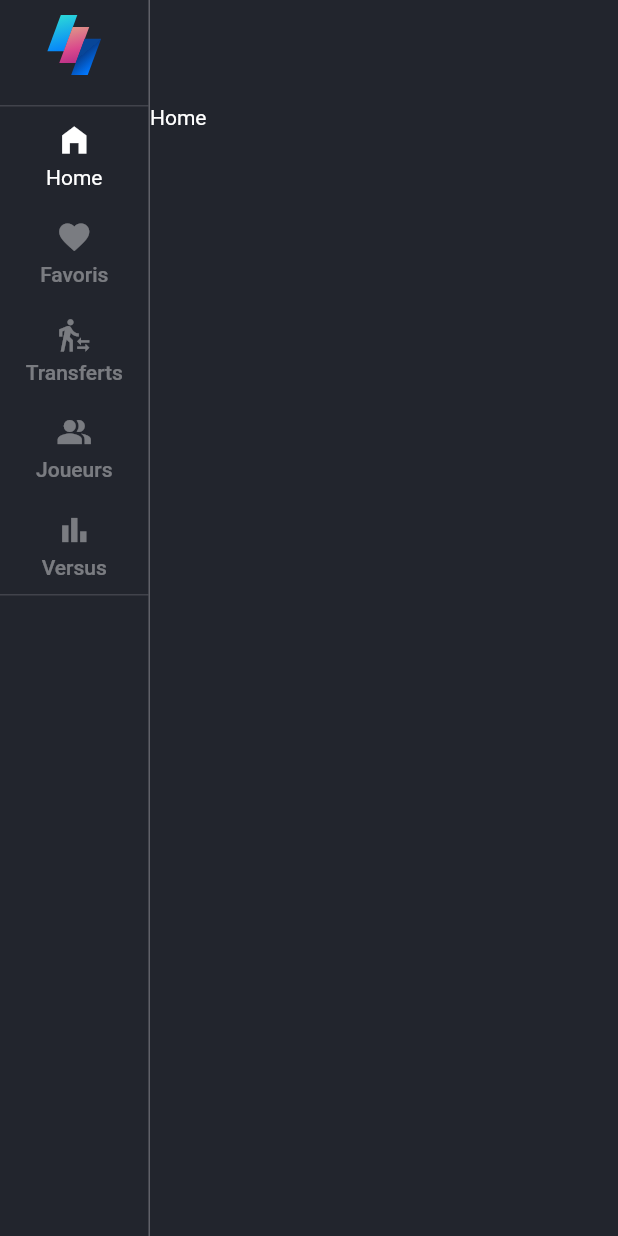
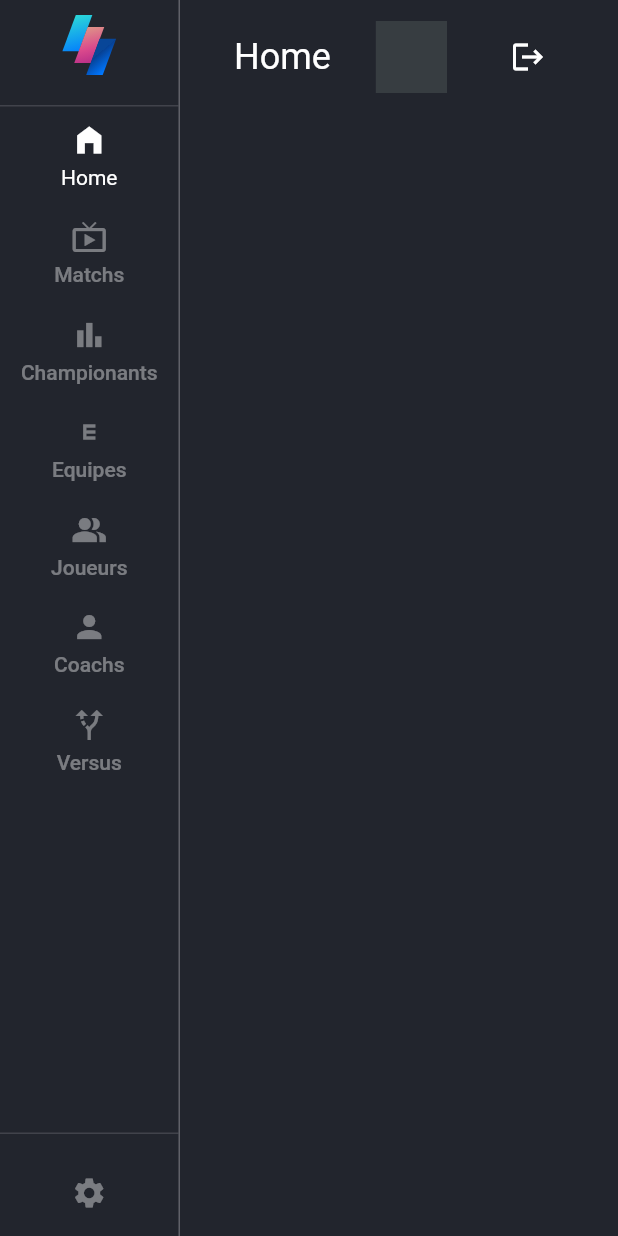
Before and after one commit to NaimCode/Pro-Foot, a Flutter app: the screen it shows after launch, on a phone screen of 412 x 824 dp. Run offline on Flutter 3.47's test engine with Material 2 defaults, Android fonts, the phone set to English and light mode, and no system bars; our stand-ins replace flutter_svg, get.

Commit message:
Menu bar

```diff
--- a/lib/Data/list.dart
+++ b/lib/Data/list.dart
@@ -2,12 +2,10 @@ import 'package:flutter/material.dart';
 
 List<Map> listMenu = [
   {"titre": "Home", "icon": Icons.home_filled, "route": "/"},
-  {"titre": "Favoris", "icon": Icons.favorite, "route": "/favoris"},
-  {
-    "titre": "Transferts",
-    "icon": Icons.transfer_within_a_station,
-    "route": "/transferts"
-  },
+  {"titre": "Matchs", "icon": Icons.live_tv, "route": "/matchs"},
+  {"titre": "Championants", "icon": Icons.bar_chart, "route": "/championants"},
+  {"titre": "Equipes", "icon": Icons.e_mobiledata, "route": "/equipes"},
   {"titre": "Joueurs", "icon": Icons.people_alt, "route": "/joueurs"},
-  {"titre": "Versus", "icon": Icons.bar_chart, "route": "/versus"},
+  {"titre": "Coachs", "icon": Icons.person, "route": "/coachs"},
+  {"titre": "Versus", "icon": Icons.alt_route, "route": "/versus"},
 ];
--- a/lib/Routes/Home/home.dart
+++ b/lib/Routes/Home/home.dart
@@ -10,8 +10,6 @@ class Home extends StatefulWidget {
 class _HomeState extends State<Home> {
   @override
   Widget build(BuildContext context) {
-    return Container(
-      child: Text("Home"),
-    );
+    return Container();
   }
 }
--- a/lib/Utils/Theme.dart
+++ b/lib/Utils/Theme.dart
@@ -10,7 +10,10 @@ Color borderColor = const Color(0xFF606168);
 ThemeData appTheme = ThemeData(
   primaryColor: primaryColor,
   scaffoldBackgroundColor: bgColor,
-
+  appBarTheme: AppBarTheme(
+    backgroundColor: bgColor,
+    elevation: 0.0,
+  ),
   // colorScheme: ColorScheme.fromSwatch().copyWith(secondary: secondaryColor),
   brightness: Brightness.dark,
   dividerColor: borderColor,
--- a/lib/Widgets/menu_bar.dart
+++ b/lib/Widgets/menu_bar.dart
@@ -14,7 +14,7 @@ class _MenuBarState extends State<MenuBar> {
   @override
   Widget build(BuildContext context) {
     return Container(
-      width: 100,
+      width: 120,
       decoration: BoxDecoration(
         shape: BoxShape.rectangle,
         border: Border(
@@ -24,7 +24,8 @@ class _MenuBarState extends State<MenuBar> {
       child: Column(
         children: [
           const Logo(),
-          Container(
+          Expanded(
+            child: Container(
               margin: const EdgeInsets.symmetric(vertical: 10),
               decoration: BoxDecoration(
                   border: Border(
@@ -33,11 +34,22 @@ class _MenuBarState extends State<MenuBar> {
                 top: BorderSide(
                     color: Theme.of(context).dividerColor.withOpacity(0.50)),
               )),
+              child: SingleChildScrollView(
                 child: Column(
                   crossAxisAlignment: CrossAxisAlignment.stretch,
                   mainAxisSize: MainAxisSize.min,
                   children: listMenu.map((e) => MenuItem(menu: e)).toList(),
                 ),
+              ),
+            ),
+          ),
+          Container(
+            margin: EdgeInsets.symmetric(vertical: 5),
+            child: IconButton(
+                onPressed: () {},
+                icon: Icon(Icons.settings,
+                    color:
+                        Theme.of(context).iconTheme.color!.withOpacity(0.4))),
           )
         ],
       ),
--- a/lib/Widgets/page.dart
+++ b/lib/Widgets/page.dart
@@ -1,10 +1,13 @@
 import 'package:api_football/Utils/theme.dart';
 import 'package:api_football/Widgets/menu_bar.dart';
 import 'package:flutter/material.dart';
+import 'package:get/get.dart';
 
 class Root extends StatefulWidget {
   final Widget page;
-  const Root({Key? key, required this.page}) : super(key: key);
+  final String title;
+  const Root({Key? key, required this.page, required this.title})
+      : super(key: key);
 
   @override
   _RootState createState() => _RootState();
@@ -14,24 +17,43 @@ class _RootState extends State<Root> {
   @override
   Widget build(BuildContext context) {
     return Scaffold(
-      backgroundColor: bgColor,
       body: Row(
         crossAxisAlignment: CrossAxisAlignment.stretch,
         children: [
           const MenuBar(),
           Expanded(
-            child: Column(
-              crossAxisAlignment: CrossAxisAlignment.stretch,
-              children: [
-                Container(
-                  height: 70,
+              child: Padding(
+            padding: const EdgeInsets.only(left: 20, top: 10, right: 20),
+            child: Scaffold(
+              appBar: PreferredSize(
+                child: AppBar(
+                  automaticallyImplyLeading: false,
+                  title: Row(
+                    crossAxisAlignment: CrossAxisAlignment.center,
+                    mainAxisAlignment: MainAxisAlignment.spaceBetween,
+                    children: [
+                      Text(
+                        widget.title,
+                        style: Theme.of(context).textTheme.headline5,
+                      ),
+                      Expanded(
+                          child: Container(
+                        color: Theme.of(context).primaryColor,
+                        margin: const EdgeInsets.symmetric(horizontal: 30),
+                        child: TextField(
+                          decoration: InputDecoration(border: InputBorder.none),
+                        ),
+                      )),
+                      IconButton(
+                          onPressed: () {}, icon: const Icon(Icons.logout))
+                    ],
+                  ),
                 ),
-                Expanded(
-                  child: widget.page,
-                )
-              ],
+                preferredSize: const Size.fromHeight(70),
+              ),
+              body: widget.page,
             ),
-          )
+          ))
         ],
       ),
     );
--- a/lib/main.dart
+++ b/lib/main.dart
@@ -21,7 +21,7 @@ class Main extends StatelessWidget {
       initialRoute: "/",
       unknownRoute: GetPage(
           name: "/404",
-          page: () => const Root(page: PageNotFound()),
+          page: () => const Root(title: "404", page: PageNotFound()),
           transition: Transition.leftToRight,
           transitionDuration: const Duration(milliseconds: 500)),
       theme: appTheme,
@@ -29,31 +29,25 @@ class Main extends StatelessWidget {
       getPages: [
         GetPage(
           name: "/",
-          page: () => const Root(page: Home()),
+          page: () => const Root(title: "Home", page: Home()),
           transition: Transition.leftToRight,
           transitionDuration: const Duration(milliseconds: 500),
         ),
         GetPage(
           name: "/transferts",
-          page: () => const Root(page: PageNotFound()),
+          page: () => const Root(title: "Transferts", page: PageNotFound()),
           transition: Transition.leftToRight,
           transitionDuration: const Duration(milliseconds: 500),
         ),
         GetPage(
           name: "/versus",
-          page: () => const Root(page: PageNotFound()),
+          page: () => const Root(title: "Versus", page: PageNotFound()),
           transition: Transition.leftToRight,
           transitionDuration: const Duration(milliseconds: 500),
         ),
         GetPage(
           name: "/joueurs",
-          page: () => const Root(page: PageNotFound()),
-          transition: Transition.leftToRight,
-          transitionDuration: const Duration(milliseconds: 500),
-        ),
-        GetPage(
-          name: "/favoris",
-          page: () => const Root(page: PageNotFound()),
+          page: () => const Root(title: "Joueurs", page: PageNotFound()),
           transition: Transition.leftToRight,
           transitionDuration: const Duration(milliseconds: 500),
         ),
```
Lines whose indentation alone changed are shown as unchanged.
